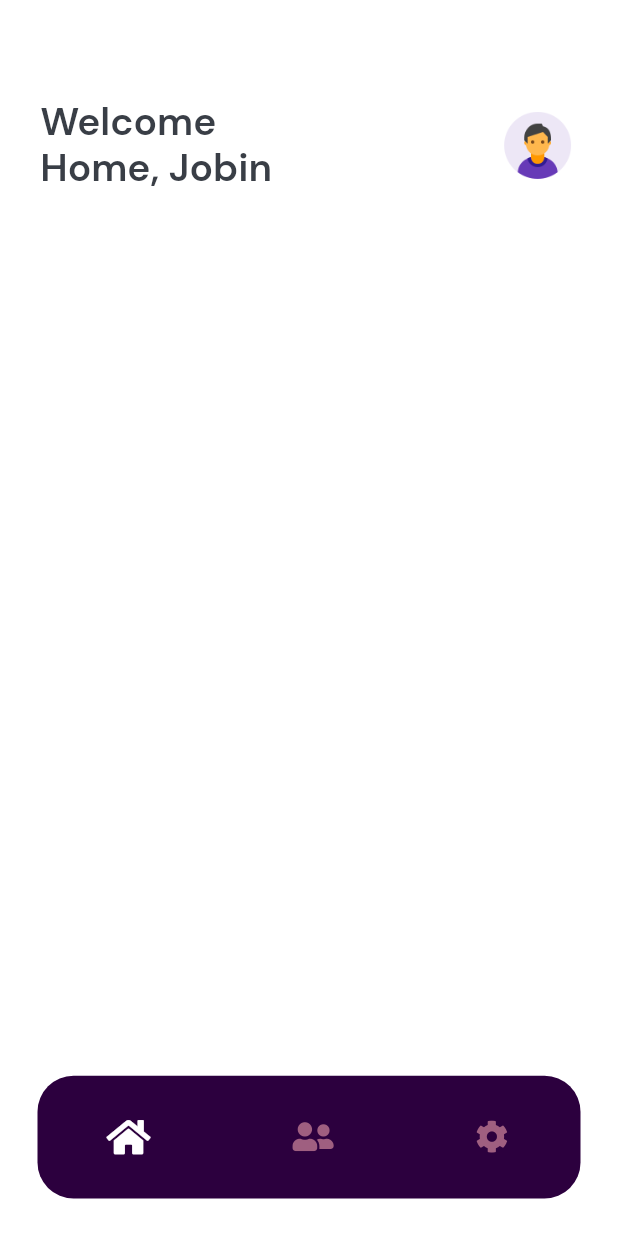
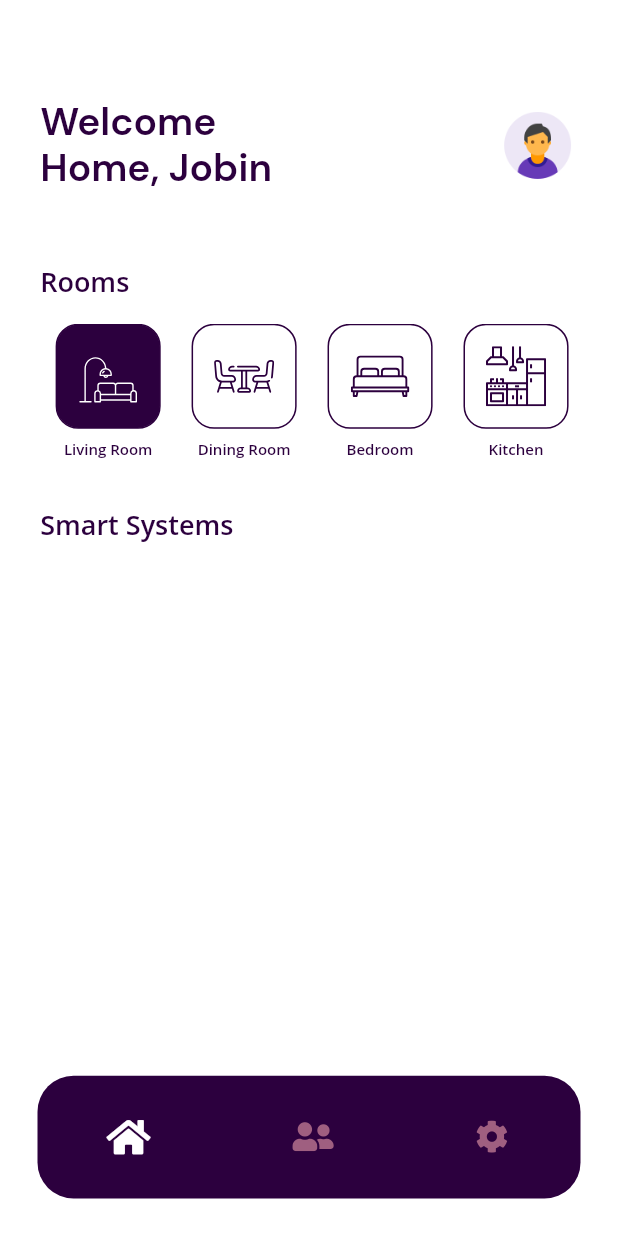
Before and after one commit to JobinBiju/Home-Fi, a Flutter app: the screen it shows after launch, on a phone screen of 412 x 824 dp. Run offline on Flutter 3.47's test engine with Material 2 defaults, Android fonts, the phone set to English and light mode, and no system bars; our stand-ins replace flutter_svg, font_awesome_flutter, get, google_fonts, lottie.

Commit message:
DashboardView room selector completed

```diff
--- /dev/null
+++ b/lib/app/data/models/room_model.dart
@@ -0,0 +1,6 @@
+class Room {
+  String roomName;
+  String roomImgUrl;
+
+  Room({this.roomName, this.roomImgUrl});
+}
--- /dev/null
+++ b/lib/app/global_widgets/room_selector.dart
@@ -0,0 +1,57 @@
+import 'package:flutter/material.dart';
+import 'package:flutter_svg/flutter_svg.dart';
+import 'package:get/get.dart';
+import 'package:home_automation/app/theme/text_theme.dart';
+
+class RoomSelector extends StatelessWidget {
+  final String roomName;
+  final String roomImageURL;
+  final bool isSelected;
+  final Function onTap;
+  const RoomSelector({
+    Key key,
+    this.roomName,
+    this.roomImageURL,
+    this.isSelected,
+    this.onTap,
+  }) : super(key: key);
+
+  @override
+  Widget build(BuildContext context) {
+    return Container(
+      width: Get.height * 0.11,
+      height: Get.height * 0.2,
+      child: Column(
+        children: [
+          Container(
+            height: Get.height * 0.085,
+            width: Get.height * 0.085,
+            padding: EdgeInsets.all(14),
+            decoration: BoxDecoration(
+              color: isSelected
+                  ? Theme.of(context).primaryColor
+                  : Theme.of(context).scaffoldBackgroundColor,
+              border: Border.all(
+                color: Theme.of(context).primaryColor,
+                width: 1,
+              ),
+              borderRadius: BorderRadius.circular(15),
+            ),
+            child: SvgPicture.asset(
+              roomImageURL,
+              color: isSelected
+                  ? Theme.of(context).scaffoldBackgroundColor
+                  : Theme.of(context).primaryColor,
+            ),
+          ),
+          SizedBox(height: Get.height * 0.01),
+          Text(
+            roomName,
+            style: kSub2HeadTextStyle.copyWith(
+                color: Theme.of(context).primaryColor, fontSize: 10),
+          ),
+        ],
+      ),
+    );
+  }
+}
--- a/lib/app/modules/home/controllers/home_controller.dart
+++ b/lib/app/modules/home/controllers/home_controller.dart
@@ -1,5 +1,6 @@
 import 'package:flutter/material.dart';
 import 'package:get/get.dart';
+import 'package:home_automation/app/data/models/room_model.dart';
 import 'package:home_automation/app/modules/home/views/dashboard_view.dart';
 import 'package:home_automation/app/modules/home/views/settings_view.dart';
 import 'package:home_automation/app/modules/home/views/users_view.dart';
@@ -14,6 +15,9 @@ class HomeController extends GetxController {
   String userName = 'Jobin';
   bool isMale = true;
 
+  // List of bools for selected room
+  List<bool> selectedRoom = [true, false, false, false, false];
+
   // the list of screens switched by bottom navBar
   final List<Widget> homeViews = [
     DashboardView(),
@@ -21,9 +25,24 @@ class HomeController extends GetxController {
     SettingsView(),
   ];
 
+  // List of room data
+  List<Room> rooms = [
+    Room(roomName: 'Living Room', roomImgUrl: 'assets/icons/sofa.svg'),
+    Room(roomName: 'Dining Room', roomImgUrl: 'assets/icons/chair.svg'),
+    Room(roomName: 'Bedroom', roomImgUrl: 'assets/icons/bed.svg'),
+    Room(roomName: 'Kitchen', roomImgUrl: 'assets/icons/kitchen.svg'),
+    Room(roomName: 'Bathroom', roomImgUrl: 'assets/icons/bathtub.svg'),
+  ];
+
   // function to return correct view on bottom navBar switch
   Widget navBarSwitcher() {
     return homeViews.elementAt(currentIndex);
+  }
+
+  void roomChange(int index) {
+    selectedRoom = [false, false, false, false, false];
+    selectedRoom[index] = true;
+    update([1, true]);
   }
 
   @override
--- a/lib/app/modules/home/views/dashboard_view.dart
+++ b/lib/app/modules/home/views/dashboard_view.dart
@@ -1,6 +1,7 @@
 import 'package:flutter/material.dart';
 
 import 'package:get/get.dart';
+import 'package:home_automation/app/global_widgets/room_selector.dart';
 import 'package:home_automation/app/global_widgets/user_avathar.dart';
 import 'package:home_automation/app/modules/home/controllers/home_controller.dart';
 import 'package:home_automation/app/theme/text_theme.dart';
@@ -15,6 +16,8 @@ class DashboardView extends GetView<HomeController> {
       width: size.width,
       color: Theme.of(context).scaffoldBackgroundColor,
       child: Column(
+        mainAxisSize: MainAxisSize.min,
+        crossAxisAlignment: CrossAxisAlignment.start,
         children: [
           SizedBox(
             height: size.height * 0.08,
@@ -29,7 +32,7 @@ class DashboardView extends GetView<HomeController> {
                   Text(
                     'Welcome\nHome, ${controller.userName}',
                     style: kSubHeadTextStyle.copyWith(
-                          color: Theme.of(context).primaryColorDark),
+                        color: Theme.of(context).primaryColor),
                   ),
                   GestureDetector(
                     // onTap: () => Get.to(() => ProfileView()),
@@ -40,7 +43,46 @@ class DashboardView extends GetView<HomeController> {
                   ),
                 ],
               );
-              }),
+            },
+          ),
+          SizedBox(height: size.height * 0.06),
+          Text(
+            'Rooms',
+            style: kSub2HeadTextStyle.copyWith(
+                color: Theme.of(context).primaryColor),
+          ),
+          SizedBox(height: size.height * 0.02),
+          GetBuilder<HomeController>(
+            id: 1,
+            builder: (_) {
+              return Container(
+                width: size.width,
+                height: size.height * 0.12,
+                child: ListView.builder(
+                  scrollDirection: Axis.horizontal,
+                  itemCount: 5,
+                  itemBuilder: (context, index) {
+                    return GestureDetector(
+                      child: RoomSelector(
+                        roomName: controller.rooms[index].roomName,
+                        roomImageURL: controller.rooms[index].roomImgUrl,
+                        isSelected: controller.selectedRoom[index],
+                      ),
+                      onTap: () {
+                        controller.roomChange(index);
+                      },
+                    );
+                  },
+                ),
+              );
+            },
+          ),
+          SizedBox(height: size.height * 0.03),
+          Text(
+            'Smart Systems',
+            style: kSub2HeadTextStyle.copyWith(
+                color: Theme.of(context).primaryColor),
+          ),
         ],
       ),
     );
```
Also changed, not shown: assets/icons/bathtub.svg (added), assets/icons/bed.svg (added), assets/icons/chair.svg (added), assets/icons/kitchen.svg (added), assets/icons/sofa.svg (added). Lines whose indentation alone changed are shown as unchanged.
